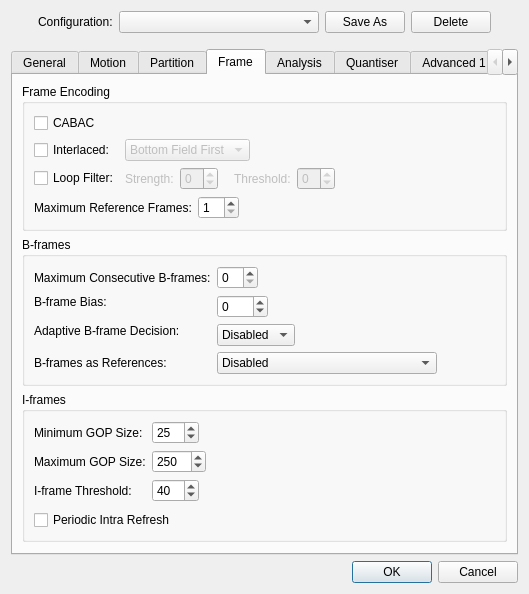
Before: the Qt Designer form branches/avidemux_2.5_branch_gruntster/plugins/ADM_videoEncoder/ADM_vidEnc_x264/qt4/x264ConfigDialog.ui in BackupTheBerlios/avidemux-svn, drawn with Qt 5.
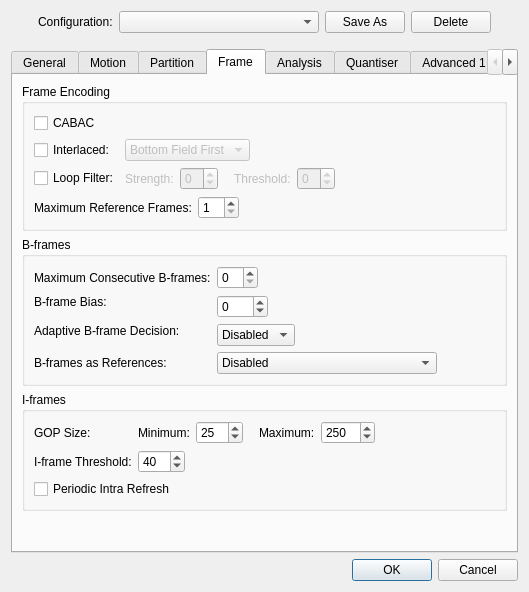
After: the same form once the commit is applied. The open tabs and pages were chosen to show the change.

Commit message: [x264] rearrange gop size controls

```diff
--- a/branches/avidemux_2.5_branch_gruntster/plugins/ADM_videoEncoder/ADM_vidEnc_x264/qt4/x264ConfigDialog.ui
+++ b/branches/avidemux_2.5_branch_gruntster/plugins/ADM_videoEncoder/ADM_vidEnc_x264/qt4/x264ConfigDialog.ui
@@ -1351,13 +1351,7 @@
       <attribute name="title">
        <string>Frame</string>
       </attribute>
-      <layout class="QVBoxLayout">
-       <property name="spacing">
-        <number>6</number>
-       </property>
-       <property name="margin">
-        <number>9</number>
-       </property>
+      <layout class="QVBoxLayout" name="verticalLayout_7">
        <item>
         <widget class="QGroupBox" name="groupBox_6">
          <property name="title">
@@ -1758,37 +1752,25 @@
          <property name="title">
           <string>I-frames</string>
          </property>
-         <layout class="QVBoxLayout">
-          <property name="spacing">
-           <number>6</number>
-          </property>
-          <property name="margin">
-           <number>9</number>
-          </property>
+         <layout class="QVBoxLayout" name="verticalLayout_6">
           <item>
-           <layout class="QVBoxLayout">
-            <property name="spacing">
-             <number>6</number>
-            </property>
-            <property name="margin">
-             <number>0</number>
-            </property>
-            <item>
-             <layout class="QGridLayout">
-              <property name="margin">
-               <number>0</number>
-              </property>
-              <property name="spacing">
-               <number>6</number>
-              </property>
+           <layout class="QGridLayout" name="gridLayout_3">
+            <item row="0" column="0">
+             <widget class="QLabel" name="label_34">
+              <property name="text">
+               <string>GOP Size:</string>
+              </property>
+             </widget>
+            </item>
               <item row="0" column="1">
-               <layout class="QHBoxLayout">
-                <property name="spacing">
-                 <number>6</number>
+             <layout class="QHBoxLayout" name="horizontalLayout_2">
+              <item>
+               <widget class="QLabel" name="label_28">
+                <property name="text">
+                 <string>Minimum:</string>
                 </property>
-                <property name="margin">
-                 <number>0</number>
-                </property>
+               </widget>
+              </item>
                 <item>
                  <widget class="QSpinBox" name="minGopSizeSpinBox">
                   <property name="maximum">
@@ -1804,38 +1786,24 @@
                   <property name="orientation">
                    <enum>Qt::Horizontal</enum>
                   </property>
+                <property name="sizeType">
+                 <enum>QSizePolicy::Fixed</enum>
+                </property>
                   <property name="sizeHint" stdset="0">
                    <size>
-                    <width>0</width>
+                  <width>10</width>
                     <height>0</height>
                    </size>
                   </property>
                  </spacer>
                 </item>
-               </layout>
-              </item>
-              <item row="1" column="0">
+              <item>
                <widget class="QLabel" name="label_26">
                 <property name="text">
-                 <string>Maximum GOP Size:</string>
+                 <string>Maximum:</string>
                 </property>
                </widget>
               </item>
-              <item row="2" column="0">
-               <widget class="QLabel" name="label_27">
-                <property name="text">
-                 <string>I-frame Threshold:</string>
-                </property>
-               </widget>
-              </item>
-              <item row="1" column="1">
-               <layout class="QHBoxLayout">
-                <property name="spacing">
-                 <number>6</number>
-                </property>
-                <property name="margin">
-                 <number>0</number>
-                </property>
                 <item>
                  <widget class="QSpinBox" name="maxGopSizeSpinBox">
                   <property name="minimum">
@@ -1856,22 +1824,22 @@
                   </property>
                   <property name="sizeHint" stdset="0">
                    <size>
-                    <width>0</width>
-                    <height>0</height>
+                  <width>168</width>
+                  <height>13</height>
                    </size>
                   </property>
                  </spacer>
                 </item>
                </layout>
               </item>
-              <item row="0" column="0">
-               <widget class="QLabel" name="label_28">
+            <item row="1" column="0">
+             <widget class="QLabel" name="label_27">
                 <property name="text">
-                 <string>Minimum GOP Size:</string>
+               <string>I-frame Threshold:</string>
                 </property>
                </widget>
               </item>
-              <item row="2" column="1">
+            <item row="1" column="1">
                <layout class="QHBoxLayout">
                 <property name="spacing">
                  <number>6</number>
@@ -1906,30 +1874,12 @@
               </item>
              </layout>
             </item>
-            <item>
-             <spacer>
-              <property name="orientation">
-               <enum>Qt::Vertical</enum>
-              </property>
-              <property name="sizeType">
-               <enum>QSizePolicy::Fixed</enum>
-              </property>
-              <property name="sizeHint" stdset="0">
-               <size>
-                <width>362</width>
-                <height>2</height>
-               </size>
-              </property>
-             </spacer>
-            </item>
             <item>
              <widget class="QCheckBox" name="intraRefreshCheckBox">
               <property name="text">
                <string>Periodic Intra Refresh</string>
               </property>
              </widget>
-            </item>
-           </layout>
           </item>
          </layout>
         </widget>
```
Lines whose indentation alone changed are shown as unchanged.
